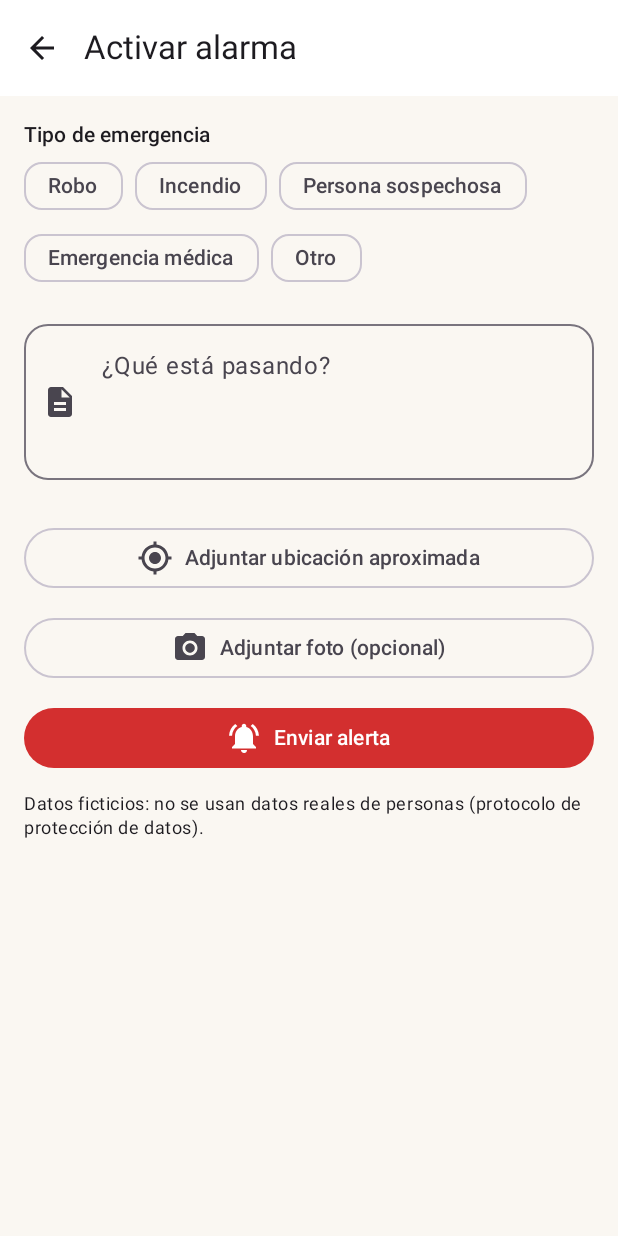
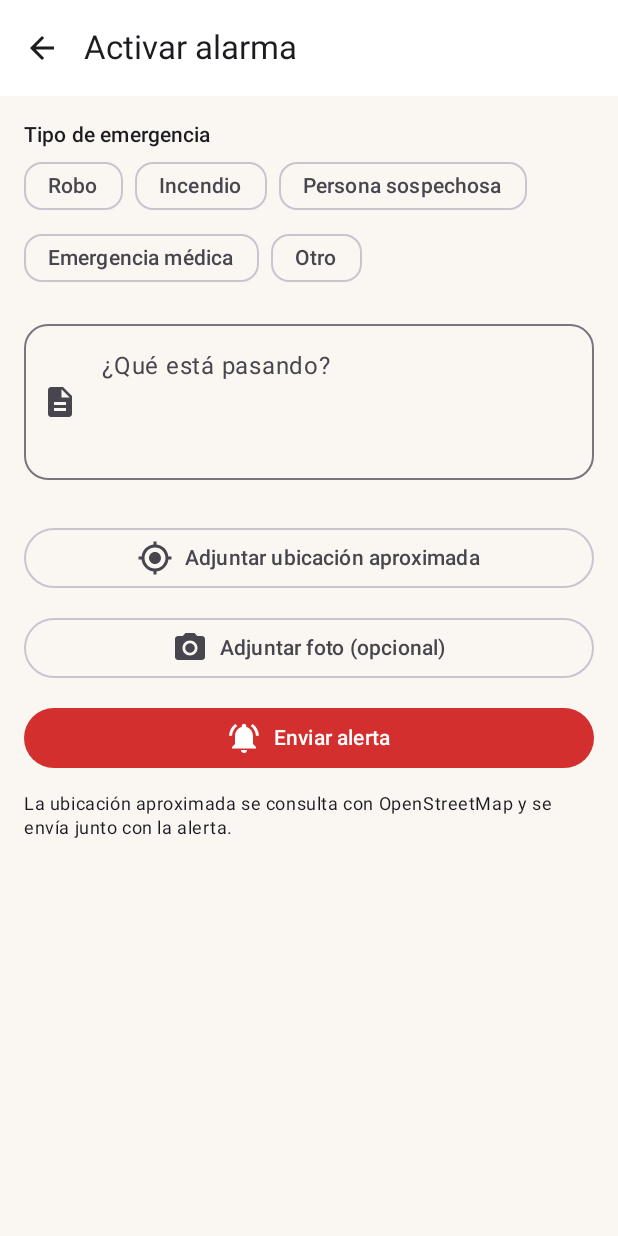
Before and after one commit to Dia1208/AlertasZaror, an Android app built with Jetpack Compose: the AlertaRemoteScreen screen opened through its navigation route, after a tap on "Activar alarma", on a phone screen of 412 x 824 dp. Run offline under Robolectric (Android 15) with nearby library versions, the phone set to English and light mode, and no system bars; pictures from the network do not load.

Commit message:
feat: integra alertas remotas y geocodificación

```diff
--- a/app/src/main/java/cl/zaror/alertas/data/remote/AlertaApi.kt
+++ b/app/src/main/java/cl/zaror/alertas/data/remote/AlertaApi.kt
@@ -1,11 +1,30 @@
-
 package cl.zaror.alertas.data.remote
 
+import retrofit2.http.Body
+import retrofit2.http.DELETE
 import retrofit2.http.GET
+import retrofit2.http.POST
+import retrofit2.http.PUT
+import retrofit2.http.Path
 
 interface AlertaApi {
 
     @GET("alertas")
     suspend fun listarAlertas(): List<AlertaDTO>
 
+    @POST("alertas")
+    suspend fun crearAlerta(
+        @Body solicitud: NuevaAlertaRequest
+    ): AlertaDTO
+
+    @PUT("alertas/{id}")
+    suspend fun actualizarAlerta(
+        @Path("id") id: Long,
+        @Body solicitud: NuevaAlertaRequest
+    ): AlertaDTO
+
+    @DELETE("alertas/{id}")
+    suspend fun eliminarAlerta(
+        @Path("id") id: Long
+    )
 }
--- a/app/src/main/java/cl/zaror/alertas/data/remote/AlertaRemoteRepository.kt
+++ b/app/src/main/java/cl/zaror/alertas/data/remote/AlertaRemoteRepository.kt
@@ -3,7 +3,19 @@ package cl.zaror.alertas.data.remote
 class AlertaRemoteRepository(
     private val api: AlertaApi = RetrofitInstance.api
 ) {
-    suspend fun listarAlertas(): List<AlertaDTO> {
-        return api.listarAlertas()
+    suspend fun listarAlertas(): List<AlertaDTO> =
+        api.listarAlertas()
+
+    suspend fun crearAlerta(solicitud: NuevaAlertaRequest): AlertaDTO =
+        api.crearAlerta(solicitud)
+
+    suspend fun actualizarAlerta(
+        id: Long,
+        solicitud: NuevaAlertaRequest
+    ): AlertaDTO =
+        api.actualizarAlerta(id, solicitud)
+
+    suspend fun eliminarAlerta(id: Long) {
+        api.eliminarAlerta(id)
     }
 }
--- /dev/null
+++ b/app/src/main/java/cl/zaror/alertas/data/remote/NominatimApi.kt
@@ -0,0 +1,20 @@
+package cl.zaror.alertas.data.remote
+
+import retrofit2.http.GET
+import retrofit2.http.Headers
+import retrofit2.http.Query
+
+interface NominatimApi {
+    @Headers(
+        "User-Agent: AlertasZaror/1.0 (Android; uso academico)",
+        "Accept-Language: es"
+    )
+    @GET("reverse")
+    suspend fun buscarDireccion(
+        @Query("format") formato: String,
+        @Query("lat") latitud: Double,
+        @Query("lon") longitud: Double,
+        @Query("zoom") nivelDetalle: Int,
+        @Query("addressdetails") incluirDetalles: Int
+    ): DireccionDTO
+}
--- a/app/src/main/java/cl/zaror/alertas/ui/screens/AlertaRemoteScreen.kt
+++ b/app/src/main/java/cl/zaror/alertas/ui/screens/AlertaRemoteScreen.kt
@@ -1,14 +1,33 @@
-
 package cl.zaror.alertas.ui.screens
 
-import androidx.compose.foundation.layout.*
+import androidx.compose.foundation.layout.Arrangement
+import androidx.compose.foundation.layout.Column
+import androidx.compose.foundation.layout.Row
+import androidx.compose.foundation.layout.Spacer
+import androidx.compose.foundation.layout.fillMaxSize
+import androidx.compose.foundation.layout.fillMaxWidth
+import androidx.compose.foundation.layout.height
+import androidx.compose.foundation.layout.padding
 import androidx.compose.foundation.lazy.LazyColumn
 import androidx.compose.foundation.lazy.items
-import androidx.compose.material3.*
-import androidx.compose.runtime.*
+import androidx.compose.material3.AlertDialog
+import androidx.compose.material3.Button
+import androidx.compose.material3.Card
+import androidx.compose.material3.CircularProgressIndicator
+import androidx.compose.material3.MaterialTheme
+import androidx.compose.material3.OutlinedButton
+import androidx.compose.material3.Text
+import androidx.compose.material3.TextButton
+import androidx.compose.runtime.Composable
+import androidx.compose.runtime.collectAsState
+import androidx.compose.runtime.getValue
+import androidx.compose.runtime.mutableStateOf
+import androidx.compose.runtime.remember
+import androidx.compose.runtime.setValue
 import androidx.compose.ui.Modifier
 import androidx.compose.ui.unit.dp
 import androidx.lifecycle.viewmodel.compose.viewModel
+import cl.zaror.alertas.data.remote.AlertaDTO
 import cl.zaror.alertas.viewmodel.AlertaRemoteViewModel
 
 @Composable
@@ -17,51 +36,124 @@ fun AlertaRemoteScreen(
 ) {
     val alertas by vm.alertas.collectAsState()
     val error by vm.error.collectAsState()
+    val procesando by vm.procesando.collectAsState()
+    var alertaParaEliminar by remember { mutableStateOf<AlertaDTO?>(null) }
+
+    alertaParaEliminar?.let { alerta ->
+        AlertDialog(
+            onDismissRequest = { alertaParaEliminar = null },
+            title = { Text("Eliminar alerta") },
+            text = { Text("¿Quieres eliminar “" + alerta.titulo + "” del servidor?") },
+            confirmButton = {
+                TextButton(
+                    onClick = {
+                        vm.eliminarAlerta(alerta.id)
+                        alertaParaEliminar = null
+                    }
+                ) {
+                    Text("Eliminar")
+                }
+            },
+            dismissButton = {
+                TextButton(onClick = { alertaParaEliminar = null }) {
+                    Text("Cancelar")
+                }
+            }
+        )
+    }
 
     Column(
         modifier = Modifier
             .fillMaxSize()
             .padding(16.dp)
     ) {
-
         Text(
-            text = "Alertas desde MySQL",
+            text = "Alertas del microservicio",
             style = MaterialTheme.typography.headlineSmall
         )
 
-        Spacer(modifier = Modifier.height(16.dp))
+        Spacer(Modifier.height(8.dp))
 
-        Button(onClick = { vm.cargarAlertas() }) {
+        Button(
+            onClick = { vm.cargarAlertas() },
+            enabled = !procesando
+        ) {
             Text("Actualizar alertas")
         }
 
+        Text(
+            "Direcciones aproximadas: © OpenStreetMap contributors",
+            style = MaterialTheme.typography.bodySmall
+        )
+
         if (error != null) {
-            Text(
-                text = error ?: "",
-                color = MaterialTheme.colorScheme.error
-            )
+            Spacer(Modifier.height(8.dp))
+            Text(error.orEmpty(), color = MaterialTheme.colorScheme.error)
         }
 
-        LazyColumn {
-            items(alertas) { alerta ->
+        if (procesando) {
+            Spacer(Modifier.height(8.dp))
+            CircularProgressIndicator()
+        }
 
-                Card(
-                    modifier = Modifier
-                        .fillMaxWidth()
-                        .padding(vertical = 6.dp)
+        if (alertas.isEmpty() && error == null && !procesando) {
+            Spacer(Modifier.height(12.dp))
+            Text("No hay alertas en el servidor.")
+        }
+
+        LazyColumn(
+            modifier = Modifier
+                .weight(1f)
+                .fillMaxWidth()
+                .padding(top = 8.dp),
+            verticalArrangement = Arrangement.spacedBy(8.dp)
+        ) {
+            items(alertas, key = { it.id }) { alerta ->
+                TarjetaAlertaRemota(
+                    alerta = alerta,
+                    habilitado = !procesando,
+                    onCambiarEstado = { vm.cambiarEstado(alerta) },
+                    onEliminar = { alertaParaEliminar = alerta }
+                )
+            }
+        }
+    }
+}
+
+@Composable
+private fun TarjetaAlertaRemota(
+    alerta: AlertaDTO,
+    habilitado: Boolean,
+    onCambiarEstado: () -> Unit,
+    onEliminar: () -> Unit
+) {
+    Card(modifier = Modifier.fillMaxWidth()) {
+        Column(
+            modifier = Modifier.padding(16.dp),
+            verticalArrangement = Arrangement.spacedBy(6.dp)
+        ) {
+            Text(alerta.titulo, style = MaterialTheme.typography.titleMedium)
+            Text("Descripción: " + alerta.descripcion)
+            Text("Tipo: " + alerta.tipo)
+            Text("Ubicación: " + alerta.ubicacion)
+            Text("Estado: " + alerta.estado)
+
+            Row(horizontalArrangement = Arrangement.spacedBy(8.dp)) {
+                OutlinedButton(
+                    onClick = onCambiarEstado,
+                    enabled = habilitado
                 ) {
-                    Column(modifier = Modifier.padding(16.dp)) {
+                    Text(
+                        if (alerta.estado.equals("Activa", ignoreCase = true)) {
+                            "Marcar resuelta"
+                        } else {
+                            "Reactivar"
+                        }
+                    )
+                }
 
-                        Text(
-                            text = alerta.titulo,
-                            style = MaterialTheme.typography.titleMedium
-                        )
-
-                        Text("Descripción: ${alerta.descripcion}")
-                        Text("Tipo: ${alerta.tipo}")
-                        Text("Ubicación: ${alerta.ubicacion}")
-                        Text("Estado: ${alerta.estado}")
-                    }
+                TextButton(onClick = onEliminar, enabled = habilitado) {
+                    Text("Eliminar")
                 }
             }
         }
--- a/app/src/main/java/cl/zaror/alertas/ui/screens/NuevaAlertaScreen.kt
+++ b/app/src/main/java/cl/zaror/alertas/ui/screens/NuevaAlertaScreen.kt
@@ -8,7 +8,6 @@ import androidx.activity.result.contract.ActivityResultContracts
 import androidx.compose.animation.AnimatedVisibility
 import androidx.compose.foundation.layout.Arrangement
 import androidx.compose.foundation.layout.Column
-import androidx.compose.foundation.layout.Row
 import androidx.compose.foundation.layout.Spacer
 import androidx.compose.foundation.layout.fillMaxSize
 import androidx.compose.foundation.layout.fillMaxWidth
@@ -16,6 +15,7 @@ import androidx.compose.foundation.layout.height
 import androidx.compose.foundation.layout.padding
 import androidx.compose.foundation.layout.width
 import androidx.compose.foundation.rememberScrollState
+import androidx.compose.foundation.shape.RoundedCornerShape
 import androidx.compose.foundation.verticalScroll
 import androidx.compose.material.icons.Icons
 import androidx.compose.material.icons.automirrored.filled.ArrowBack
@@ -25,6 +25,7 @@ import androidx.compose.material.icons.filled.MyLocation
 import androidx.compose.material.icons.filled.NotificationsActive
 import androidx.compose.material3.Button
 import androidx.compose.material3.ButtonDefaults
+import androidx.compose.material3.CircularProgressIndicator
 import androidx.compose.material3.ExperimentalMaterial3Api
 import androidx.compose.material3.Icon
 import androidx.compose.material3.IconButton
@@ -45,7 +46,6 @@ import androidx.compose.ui.draw.clip
 import androidx.compose.ui.layout.ContentScale
 import androidx.compose.ui.platform.LocalContext
 import androidx.compose.ui.unit.dp
-import androidx.compose.foundation.shape.RoundedCornerShape
 import androidx.lifecycle.compose.collectAsStateWithLifecycle
 import cl.zaror.alertas.domain.Opciones
 import cl.zaror.alertas.recursos.crearUriFoto
@@ -59,26 +59,35 @@ import coil.compose.AsyncImage
 
 @OptIn(ExperimentalMaterial3Api::class)
 @Composable
-fun NuevaAlertaScreen(vm: AlertasViewModel, auth: AuthViewModel, onVolver: () -> Unit) {
-    val e by vm.nueva.collectAsStateWithLifecycle()
+fun NuevaAlertaScreen(
+    vm: AlertasViewModel,
+    auth: AuthViewModel,
+    onVolver: () -> Unit
+) {
+    val estado by vm.nueva.collectAsStateWithLifecycle()
     val usuario by auth.usuario.collectAsStateWithLifecycle()
     val contexto = LocalContext.current
     var uriTemporal by remember { mutableStateOf<Uri?>(null) }
 
-    LaunchedEffect(Unit) { vm.reiniciar() }
-    LaunchedEffect(e.guardada) {
-        if (e.guardada) {
-            Toast.makeText(contexto, "Alerta enviada a los vecinos", Toast.LENGTH_SHORT).show()
+    LaunchedEffect(Unit) {
+        vm.reiniciar()
+    }
+
+    LaunchedEffect(estado.guardada) {
+        if (estado.guardada) {
+            Toast.makeText(contexto, "Alerta enviada al servidor", Toast.LENGTH_SHORT).show()
             vm.reiniciar()
             onVolver()
         }
     }
 
-    // ----- Cámara -----
-    val lanzarCamara = rememberLauncherForActivityResult(ActivityResultContracts.TakePicture()) { ok ->
+    val lanzarCamara =
+        rememberLauncherForActivityResult(ActivityResultContracts.TakePicture()) { ok ->
             if (ok) vm.onFoto(uriTemporal?.toString())
         }
-    val pedirCamara = rememberLauncherForActivityResult(ActivityResultContracts.RequestPermission()) { ok ->
+
+    val pedirCamara =
+        rememberLauncherForActivityResult(ActivityResultContracts.RequestPermission()) { ok ->
             if (ok) {
                 val uri = crearUriFoto(contexto)
                 uriTemporal = uri
@@ -88,93 +97,171 @@ fun NuevaAlertaScreen(vm: AlertasViewModel, auth: AuthViewModel, onVolver: () ->
             }
         }
 
-    // ----- Ubicación -----
-    val pedirUbicacion = rememberLauncherForActivityResult(ActivityResultContracts.RequestMultiplePermissions()) { r ->
-        if (r.values.any { it }) obtenerUbicacion(contexto, vm::onUbicacion, vm::onErrorUbicacion)
-        else vm.onErrorUbicacion("Permiso de ubicación denegado")
+    val pedirUbicacion =
+        rememberLauncherForActivityResult(
+            ActivityResultContracts.RequestMultiplePermissions()
+        ) { resultado ->
+            if (resultado.values.any { it }) {
+                obtenerUbicacion(contexto, vm::onUbicacion, vm::onErrorUbicacion)
+            } else {
+                vm.onErrorUbicacion("Permiso de ubicación denegado")
+            }
         }
 
-    Scaffold(topBar = {
+    Scaffold(
+        topBar = {
             TopAppBar(
                 title = { Text("Activar alarma") },
                 navigationIcon = {
-                IconButton(onClick = onVolver) { Icon(Icons.AutoMirrored.Filled.ArrowBack, "Volver") }
+                    IconButton(onClick = onVolver) {
+                        Icon(
+                            Icons.AutoMirrored.Filled.ArrowBack,
+                            contentDescription = "Volver"
+                        )
+                    }
                 }
             )
-    }) { relleno ->
+        }
+    ) { relleno ->
         Column(
-            modifier = Modifier.fillMaxSize().padding(relleno).verticalScroll(rememberScrollState()).padding(16.dp),
+            modifier = Modifier
+                .fillMaxSize()
+                .padding(relleno)
+                .verticalScroll(rememberScrollState())
+                .padding(16.dp),
             verticalArrangement = Arrangement.spacedBy(12.dp)
         ) {
-            SelectorChips("Tipo de emergencia", Opciones.tiposAlerta, e.tipo, e.tipoError, vm::onTipo)
+            SelectorChips(
+                titulo = "Tipo de emergencia",
+                opciones = Opciones.tiposAlerta,
+                seleccionado = estado.tipo,
+                error = estado.tipoError,
+                onSeleccion = vm::onTipo
+            )
 
             CampoTexto(
-                valor = e.descripcion.valor, onCambio = vm::onDescripcion,
-                etiqueta = "¿Qué está pasando?", icono = Icons.Default.Description,
-                error = e.descripcion.error, minLineas = 3
+                valor = estado.descripcion.valor,
+                onCambio = vm::onDescripcion,
+                etiqueta = "¿Qué está pasando?",
+                icono = Icons.Default.Description,
+                error = estado.descripcion.error,
+                minLineas = 3
             )
 
-            // Ubicación
             OutlinedButton(
                 onClick = {
-                    if (tienePermiso(contexto, Manifest.permission.ACCESS_FINE_LOCATION) ||
+                    if (
+                        tienePermiso(contexto, Manifest.permission.ACCESS_FINE_LOCATION) ||
                         tienePermiso(contexto, Manifest.permission.ACCESS_COARSE_LOCATION)
-                    ) obtenerUbicacion(contexto, vm::onUbicacion, vm::onErrorUbicacion)
-                    else pedirUbicacion.launch(
-                        arrayOf(Manifest.permission.ACCESS_FINE_LOCATION, Manifest.permission.ACCESS_COARSE_LOCATION)
+                    ) {
+                        obtenerUbicacion(contexto, vm::onUbicacion, vm::onErrorUbicacion)
+                    } else {
+                        pedirUbicacion.launch(
+                            arrayOf(
+                                Manifest.permission.ACCESS_FINE_LOCATION,
+                                Manifest.permission.ACCESS_COARSE_LOCATION
                             )
+                        )
+                    }
                 },
                 modifier = Modifier.fillMaxWidth()
             ) {
-                Icon(Icons.Default.MyLocation, null)
+                Icon(Icons.Default.MyLocation, contentDescription = null)
                 Spacer(Modifier.width(8.dp))
                 Text("Adjuntar ubicación aproximada")
             }
-            AnimatedVisibility(visible = e.latitud != null && e.longitud != null) {
-                Text("Ubicación: ${e.latitud}, ${e.longitud}", color = MaterialTheme.colorScheme.tertiary)
+
+            AnimatedVisibility(estado.latitud != null && estado.longitud != null) {
+                Column(verticalArrangement = Arrangement.spacedBy(4.dp)) {
+                    if (estado.consultandoDireccion) {
+                        Text(
+                            "Buscando dirección aproximada en OpenStreetMap…",
+                            color = MaterialTheme.colorScheme.tertiary
+                        )
+                        CircularProgressIndicator()
+                    } else {
+                        Text(
+                            estado.direccionAproximada
+                                ?: "Coordenadas aproximadas disponibles",
+                            color = MaterialTheme.colorScheme.tertiary
+                        )
                     }
-            AnimatedVisibility(visible = e.mensajeUbicacion != null) {
-                Text(e.mensajeUbicacion ?: "", color = MaterialTheme.colorScheme.error)
+                    Text(
+                        "Dirección sugerida por OpenStreetMap; puede ser aproximada. © OpenStreetMap contributors.",
+                        style = MaterialTheme.typography.bodySmall
+                    )
+                }
             }
 
-            // Cámara (opcional)
+            AnimatedVisibility(estado.mensajeUbicacion != null) {
+                Text(
+                    estado.mensajeUbicacion.orEmpty(),
+                    color = MaterialTheme.colorScheme.error
+                )
+            }
+
             OutlinedButton(
                 onClick = {
                     if (tienePermiso(contexto, Manifest.permission.CAMERA)) {
                         val uri = crearUriFoto(contexto)
                         uriTemporal = uri
                         lanzarCamara.launch(uri)
-                    } else pedirCamara.launch(Manifest.permission.CAMERA)
+                    } else {
+                        pedirCamara.launch(Manifest.permission.CAMERA)
+                    }
                 },
                 modifier = Modifier.fillMaxWidth()
             ) {
-                Icon(Icons.Default.CameraAlt, null)
+                Icon(Icons.Default.CameraAlt, contentDescription = null)
                 Spacer(Modifier.width(8.dp))
                 Text("Adjuntar foto (opcional)")
             }
-            AnimatedVisibility(visible = e.fotoUri != null) {
+
+            AnimatedVisibility(estado.fotoUri != null) {
                 Column {
                     AsyncImage(
-                        model = e.fotoUri,
+                        model = estado.fotoUri,
                         contentDescription = "Foto de la alerta",
                         contentScale = ContentScale.Crop,
-                        modifier = Modifier.fillMaxWidth().height(180.dp).clip(RoundedCornerShape(12.dp))
+                        modifier = Modifier
+                            .fillMaxWidth()
+                            .height(180.dp)
+                            .clip(RoundedCornerShape(12.dp))
                     )
-                    TextButton(onClick = { vm.onFoto(null) }) { Text("Quitar foto") }
+                    TextButton(onClick = { vm.onFoto(null) }) {
+                        Text("Quitar foto")
                     }
+                }
+            }
+
+            AnimatedVisibility(estado.errorEnvio != null) {
+                Text(
+                    text = estado.errorEnvio.orEmpty(),
+                    color = MaterialTheme.colorScheme.error
+                )
             }
 
             Button(
                 onClick = { vm.activar(usuario?.nombre ?: "Vecino/a") },
+                enabled = !estado.enviando && !estado.consultandoDireccion,
                 modifier = Modifier.fillMaxWidth(),
-                colors = ButtonDefaults.buttonColors(containerColor = MaterialTheme.colorScheme.primary)
+                colors = ButtonDefaults.buttonColors(
+                    containerColor = MaterialTheme.colorScheme.primary
+                )
             ) {
-                Icon(Icons.Default.NotificationsActive, null)
+                Icon(Icons.Default.NotificationsActive, contentDescription = null)
                 Spacer(Modifier.width(8.dp))
-                Text("Enviar alerta")
+                Text(
+                    when {
+                        estado.enviando -> "Enviando alerta…"
+                        estado.consultandoDireccion -> "Buscando dirección…"
+                        else -> "Enviar alerta"
                     }
+                )
+            }
+
             Text(
-                "Datos ficticios: no se usan datos reales de personas (protocolo de protección de datos).",
+                "La ubicación aproximada se consulta con OpenStreetMap y se envía junto con la alerta.",
                 style = MaterialTheme.typography.bodySmall
             )
         }
--- a/app/src/main/java/cl/zaror/alertas/viewmodel/Estados.kt
+++ b/app/src/main/java/cl/zaror/alertas/viewmodel/Estados.kt
@@ -1,7 +1,10 @@
 package cl.zaror.alertas.viewmodel
 
 /** Un campo de formulario: su texto y su error (null = válido). */
-data class Campo(val valor: String = "", val error: String? = null)
+data class Campo(
+    val valor: String = "",
+    val error: String? = null
+)
 
 data class LoginState(
     val correo: Campo = Campo(),
@@ -30,7 +33,11 @@ data class NuevaAlertaState(
     val longitud: Double? = null,
     val fotoUri: String? = null,
     val mensajeUbicacion: String? = null,
-    val guardada: Boolean = false
+    val direccionAproximada: String? = null,
+    val consultandoDireccion: Boolean = false,
+    val guardada: Boolean = false,
+    val enviando: Boolean = false,
+    val errorEnvio: String? = null
 )
 
 data class FallaForm(
--- a/app/src/main/java/cl/zaror/alertas/viewmodel/FabricaViewModel.kt
+++ b/app/src/main/java/cl/zaror/alertas/viewmodel/FabricaViewModel.kt
@@ -3,13 +3,33 @@ package cl.zaror.alertas.viewmodel
 import androidx.lifecycle.ViewModel
 import androidx.lifecycle.ViewModelProvider
 import cl.zaror.alertas.data.Repositorio
+import cl.zaror.alertas.data.remote.AlertaRemoteRepository
+import cl.zaror.alertas.data.remote.GeocodificacionRepository
 
-class FabricaViewModel(private val repo: Repositorio) : ViewModelProvider.Factory {
+class FabricaViewModel(
+    private val repo: Repositorio
+) : ViewModelProvider.Factory {
+
     @Suppress("UNCHECKED_CAST")
-    override fun <T : ViewModel> create(modelClass: Class<T>): T = when {
-        modelClass.isAssignableFrom(AuthViewModel::class.java) -> AuthViewModel(repo)
-        modelClass.isAssignableFrom(AlertasViewModel::class.java) -> AlertasViewModel(repo)
-        modelClass.isAssignableFrom(GestionViewModel::class.java) -> GestionViewModel(repo)
-        else -> throw IllegalArgumentException("ViewModel desconocido: ${modelClass.name}")
-    } as T
+    override fun <T : ViewModel> create(modelClass: Class<T>): T {
+        return when {
+            modelClass.isAssignableFrom(AuthViewModel::class.java) ->
+                AuthViewModel(repo)
+
+            modelClass.isAssignableFrom(AlertasViewModel::class.java) ->
+                AlertasViewModel(
+                    repo = repo,
+                    remoto = AlertaRemoteRepository(),
+                    geocodificacion = GeocodificacionRepository()
+                )
+
+            modelClass.isAssignableFrom(GestionViewModel::class.java) ->
+                GestionViewModel(repo)
+
+            else ->
+                throw IllegalArgumentException(
+                    "ViewModel desconocido: " + modelClass.name
+                )
+        } as T
+    }
 }
```
Also changed, not shown: app/src/main/java/cl/zaror/alertas/data/remote/GeocodificacionDTO.kt (added, +8 -0 lines), app/src/main/java/cl/zaror/alertas/data/remote/GeocodificacionRepository.kt (added, +42 -0 lines), app/src/main/java/cl/zaror/alertas/data/remote/NominatimRetrofit.kt (added, +16 -0 lines), app/src/main/java/cl/zaror/alertas/data/remote/NuevaAlertaRequest.kt (added, +9 -0 lines), app/src/main/java/cl/zaror/alertas/viewmodel/AlertaRemoteViewModel.kt (+56 -1 lines), app/src/main/java/cl/zaror/alertas/viewmodel/AlertasViewModel.kt (+154 -34 lines), gradle/wrapper/gradle-wrapper.properties, 6 other files. Lines whose indentation alone changed are shown as unchanged.
